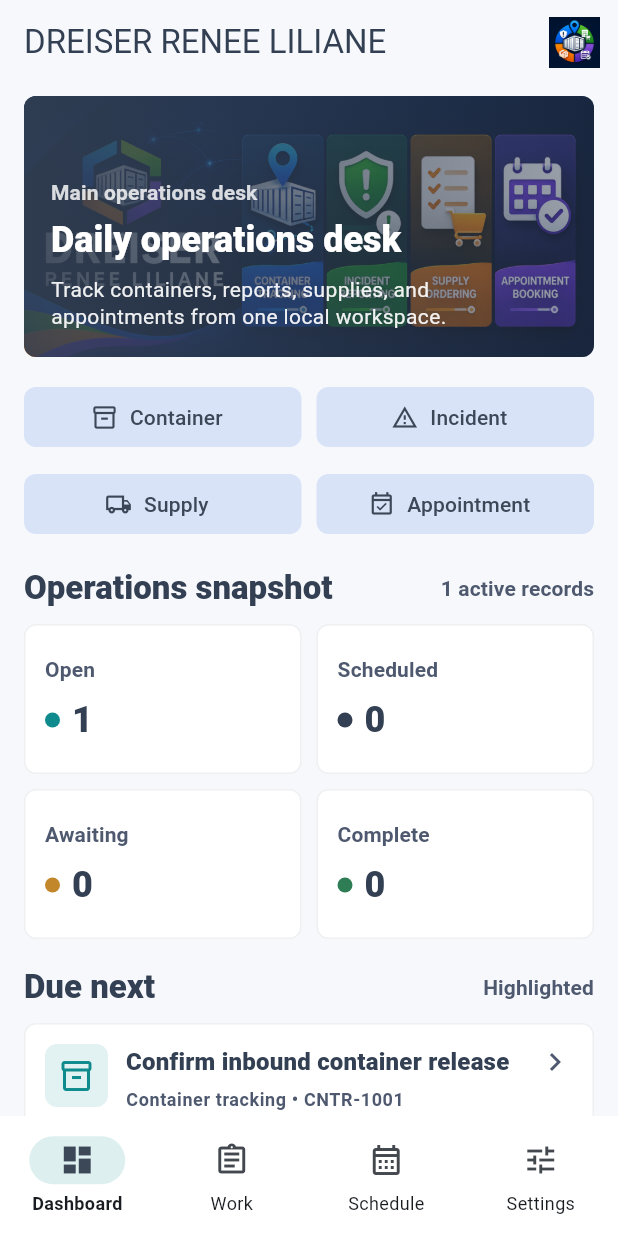
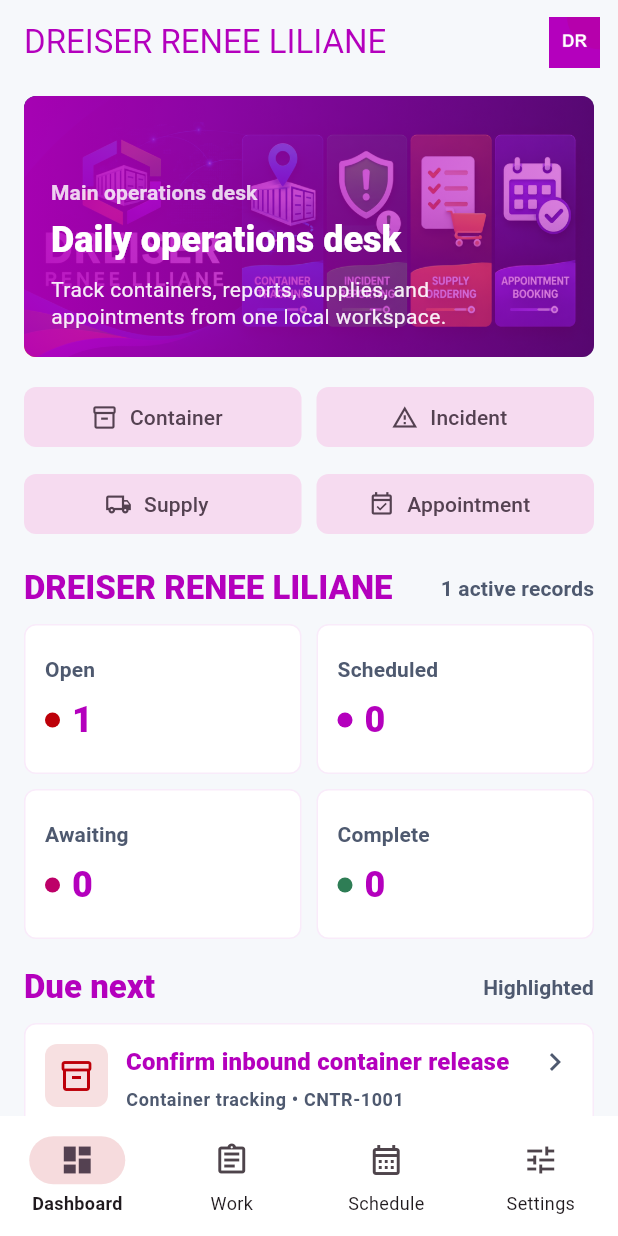
Before and after one commit to EOOrga/68d9d1091299230338db4bbd, a Flutter app: the screen it shows after launch, on a phone screen of 412 x 824 dp. Run offline on Flutter 3.47's test engine with Material 3 defaults, Android fonts, the phone set to English and light mode, and no system bars; our stand-ins replace shared_preferences.

Commit message:
Create Flutter variant com.uuiiier.dreiser_ops

```diff
--- a/lib/main.dart
+++ b/lib/main.dart
@@ -9,10 +9,10 @@
 const supportEmail = 'support@dreiser-renee-liliane.com';
 const _screenshotMode = bool.fromEnvironment('SCREENSHOT_MODE');
 
-const _ink = Color(0xFF334053);
+const _ink = Color(0xFFB400BD);
 const _steel = Color(0xFF4E596F);
-const _teal = Color(0xFF0F8B8D);
-const _amber = Color(0xFFC2872B);
+const _teal = Color(0xFFBD0009);
+const _amber = Color(0xFFBD0068);
 const _paper = Color(0xFFF6F8FB);
 const _mist = Color(0xFFE7EDF3);
 
@@ -587,7 +587,7 @@
         ),
         const SizedBox(height: 18),
         _SectionHeader(
-          title: 'Operations snapshot',
+          title: 'DREISER RENEE LILIANE',
           actionLabel: '${state.items.length} active records',
         ),
         const SizedBox(height: 10),
--- a/pubspec.yaml
+++ b/pubspec.yaml
@@ -21,6 +21,8 @@
   android: true
   ios: false
   image_path: "docs/icon.png"
+  adaptive_icon_foreground: docs/icon.png
+  adaptive_icon_background: "#BD0068"
   min_sdk_android: 23
 
 flutter:
```
Also changed, not shown: docs/icon.png, 11 other files.
